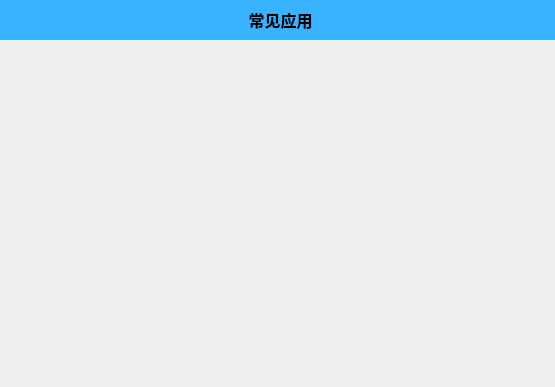
wps139hf/app, file widgets/AppWidget.ui: the form before one commit.
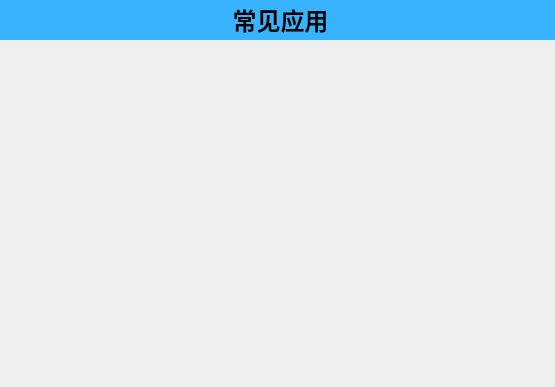
The form after the commit. Custom widgets are drawn as their Qt base class.

```diff
--- a/widgets/AppWidget.ui
+++ b/widgets/AppWidget.ui
@@ -24,8 +24,8 @@
    </property>
    <property name="font">
     <font>
-     <family>Segoe UI</family>
-     <pointsize>12</pointsize>
+     <family>宋体</family>
+     <pointsize>18</pointsize>
      <weight>75</weight>
      <bold>true</bold>
     </font>
```
